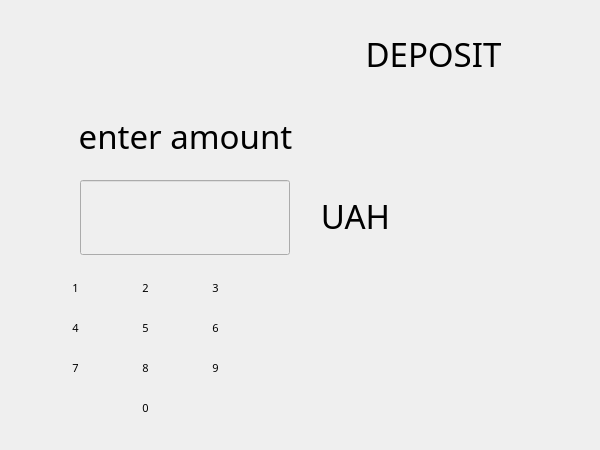
Qt form ATM/putmoney.ui (Darina77/ATMProject) before a commit.
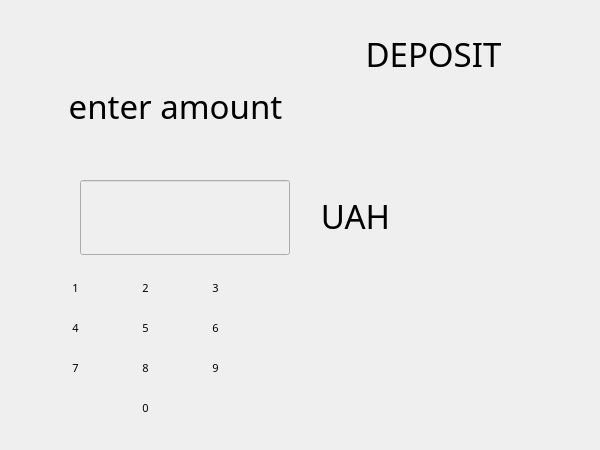
The same form after that commit. Icons and pictures are not drawn.

```diff
--- a/ATM/putmoney.ui
+++ b/ATM/putmoney.ui
@@ -26,8 +26,8 @@
   <widget class="QLabel" name="action">
    <property name="geometry">
     <rect>
-     <x>0</x>
-     <y>110</y>
+     <x>-10</x>
+     <y>80</y>
      <width>371</width>
      <height>51</height>
     </rect>
@@ -527,7 +527,7 @@
     <rect>
      <x>20</x>
      <y>140</y>
-     <width>321</width>
+     <width>531</width>
      <height>31</height>
     </rect>
    </property>
```
